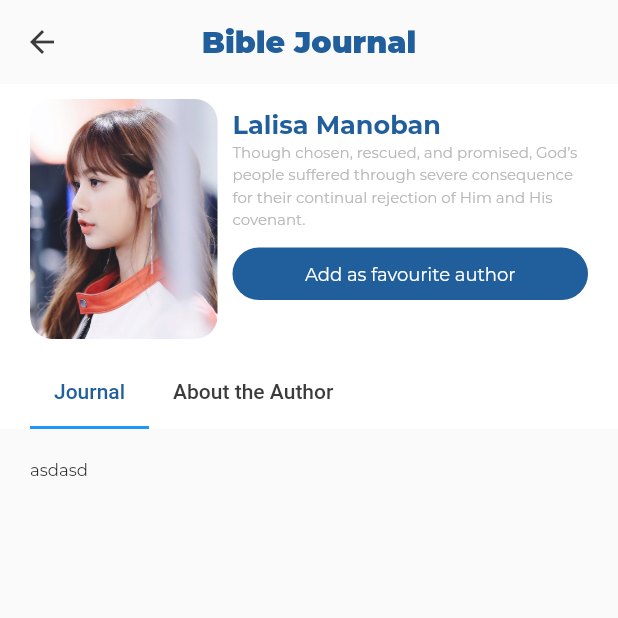
After one commit to rejesthm/bible-journal-flutter, a Flutter app: the DetailedJournalPage screen opened by its route, on a phone screen of 412 x 824 dp, the top half of it. The commit adds this screen. Run offline on Flutter 3.47's test engine with Material 2 defaults, Android fonts, the phone set to English and light mode, and no system bars; our stand-ins replace page_transition; project files that could hold a hidden picture were left out.

Commit message:
Detailed journal (#3)
* FEAT: Add detailed journal

* CHORE: Apply sliver scroll with tab

```diff
--- a/lib/core/utils/routes/routes_list.dart
+++ b/lib/core/utils/routes/routes_list.dart
@@ -1 +1,2 @@
 const String HOME_ROUTE = '/home';
+const String DETAILED_JOURNAL_ROUTE = '/detailed_journal';
--- a/lib/core/utils/routes/routes_navigation_util.dart
+++ b/lib/core/utils/routes/routes_navigation_util.dart
@@ -1,3 +1,4 @@
+import 'package:bible_journal/presentation/screens/detailed_journal/detailed_journal_page.dart';
 import 'package:bible_journal/presentation/screens/errors/not_found_page.dart';
 import 'package:bible_journal/presentation/screens/home/home_page.dart';
 import 'package:flutter/cupertino.dart';
@@ -9,6 +10,9 @@ Route<dynamic> generateRoute(RouteSettings settings) {
   switch (settings.name) {
     case HOME_ROUTE:
       return pushNamed(page: HomePage(), settings: settings);
+      break;
+    case DETAILED_JOURNAL_ROUTE:
+      return pushNamed(page: DetailedJournalPage(), settings: settings);
       break;
     default:
       return _errorRoute(settings);
--- /dev/null
+++ b/lib/presentation/screens/detailed_journal/detailed_journal_page.dart
@@ -0,0 +1,166 @@
+import 'package:bible_journal/core/utils/color_util.dart';
+import 'package:bible_journal/presentation/widgets/buttons/primary_button_widget.dart';
+import 'package:bible_journal/presentation/widgets/custom_regular_app_bar_no_scroll.dart';
+import 'package:bible_journal/presentation/widgets/mobile_status_margin_top.dart';
+import 'package:bible_journal/presentation/widgets/texts/description_text.dart';
+import 'package:bible_journal/presentation/widgets/texts/header_text_widget.dart';
+import 'package:flutter/material.dart';
+
+class DetailedJournalPage extends StatefulWidget {
+  @override
+  _DetailedJournalPageState createState() => _DetailedJournalPageState();
+}
+
+class _DetailedJournalPageState extends State<DetailedJournalPage>
+    with TickerProviderStateMixin {
+  TabController _tabController;
+
+  @override
+  void initState() {
+    _tabController = new TabController(length: 2, vsync: this);
+    super.initState();
+  }
+
+  @override
+  Widget build(BuildContext context) {
+    return MobileStatusMarginTop(
+      child: CustomRegularAppBarNoScroll(
+        backgroundColor: Colors.transparent,
+        hasBackButton: true,
+        title: "Bible Journal",
+        body: DefaultTabController(
+          length: 2,
+          child: NestedScrollView(
+            headerSliverBuilder: (context, value) {
+              return [
+                SliverAppBar(
+                  pinned: true,
+                  backgroundColor: ColorUtil.primaryBackgroundColor,
+                  leading: Container(),
+                  flexibleSpace: FlexibleSpaceBar(
+                    collapseMode: CollapseMode.pin,
+                    background: Container(
+                      margin: EdgeInsets.symmetric(
+                          horizontal: 20.0, vertical: 10.0),
+                      child: Row(
+                        crossAxisAlignment: CrossAxisAlignment.start,
+                        children: [
+                          Container(
+                            height: 160,
+                            width: 125,
+                            decoration: BoxDecoration(
+                              color: ColorUtil.primaryBackgroundColor,
+                              borderRadius: BorderRadius.all(
+                                Radius.circular(15.0),
+                              ),
+                              image: DecorationImage(
+                                image: AssetImage(
+                                    "assets/images/avatars/lalisa.jpeg"),
+                                fit: BoxFit.cover,
+                              ),
+                            ),
+                          ),
+                          SizedBox(
+                            width: 10.0,
+                          ),
+                          Expanded(
+                            child: Container(
+                              margin: EdgeInsets.symmetric(vertical: 10),
+                              child: Column(
+                                crossAxisAlignment: CrossAxisAlignment.start,
+                                children: [
+                                  HeaderTextWidget(
+                                    title: "Lalisa Manoban",
+                                  ),
+                                  DescriptionText(
+                                    text:
+                                        "Though chosen, rescued, and promised, God\’s people suffered through severe consequence for their continual rejection of Him and His covenant.",
+                                    fontSize: 10,
+                                    color: ColorUtil.primarySubTextColor,
+                                    hasLimit: true,
+                                  ),
+                                  SizedBox(
+                                    height: 12.0,
+                                  ),
+                                  PrimaryButton(
+                                    text: "Add as favourite author",
+                                    fontSize: 12,
+                                    height: 35,
+                                  )
+                                ],
+                              ),
+                            ),
+                          )
+                        ],
+                      ),
+                    ),
+                  ),
+                  expandedHeight: 230.0,
+                  bottom: PreferredSize(
+                    preferredSize: Size.fromHeight(10.0),
+                    child: Container(
+                      alignment: Alignment.centerLeft,
+                      margin: EdgeInsets.only(left: 20.0),
+                      child: TabBar(
+                        controller: _tabController,
+                        labelColor: ColorUtil.primaryColor,
+                        unselectedLabelColor: ColorUtil.primaryTextColor,
+                        isScrollable: true,
+                        tabs: [
+                          Tab(
+                            text: "Journal",
+                          ),
+                          Tab(
+                            text: "About the Author",
+                          )
+                        ],
+                      ),
+                    ),
+                  ),
+                ),
+              ];
+            },
+            body: _buildTabBarView(),
+          ),
+        ),
+      ),
+    );
+  }
+
+  Widget _buildTabBarView() {
+    return Column(
+      children: [
+        Expanded(
+          child: TabBarView(
+            children: [
+              _buildJournalTab(),
+              _buildJournalTab(),
+            ],
+            controller: _tabController,
+          ),
+        )
+      ],
+    );
+  }
+
+  Widget _buildJournalTab() {
+    return CustomScrollView(
+      slivers: [
+        SliverPadding(
+          padding: EdgeInsets.symmetric(horizontal: 20.0, vertical: 20.0),
+          sliver: SliverGrid.count(
+            crossAxisCount: 2,
+            crossAxisSpacing: 20.0,
+            mainAxisSpacing: 10,
+            childAspectRatio: 1 / 1.05,
+            children: [
+              Container(
+                child: Text("asdasd"),
+              )
+            ],
+          ),
+        )
+      ],
+    );
+  }
+}
--- /dev/null
+++ b/lib/presentation/widgets/buttons/primary_button_widget.dart
@@ -0,0 +1,44 @@
+import 'package:bible_journal/core/utils/color_util.dart';
+import 'package:flutter/material.dart';
+
+class PrimaryButton extends StatelessWidget {
+  const PrimaryButton({
+    Key key,
+    @required this.text,
+    this.height,
+    this.width,
+    this.fontSize,
+    this.radius,
+    this.onPressed,
+    this.color,
+  }) : super(key: key);
+
+  final String text;
+  final double height;
+  final double width;
+  final double fontSize;
+  final double radius;
+  final VoidCallback onPressed;
+  final Color color;
+
+  @override
+  Widget build(BuildContext context) {
+    return Container(
+      height: this.height ?? 55.0,
+      width: this.width ?? double.infinity,
+      child: FlatButton(
+        onPressed: onPressed ?? () {},
+        shape: RoundedRectangleBorder(
+            borderRadius: BorderRadius.circular(this.radius ?? 25)),
+        color: color ?? ColorUtil.primaryColor,
+        child: Text(
+          text,
+          style: TextStyle(
+              color: Colors.white,
+              fontSize: this.fontSize ?? 14,
+              fontWeight: FontWeight.w500),
+        ),
+      ),
+    );
+  }
+}
--- a/lib/presentation/widgets/card/index_outline_card_widget.dart
+++ b/lib/presentation/widgets/card/index_outline_card_widget.dart
@@ -1,4 +1,5 @@
 import 'package:bible_journal/core/utils/color_util.dart';
+import 'package:bible_journal/core/utils/routes/routes_list.dart';
 import 'package:bible_journal/presentation/widgets/images/circle_image_widget.dart';
 import 'package:bible_journal/presentation/widgets/properties/shadow_widget.dart';
 import 'package:bible_journal/presentation/widgets/texts/description_text.dart';
@@ -16,7 +17,11 @@ class IndexOutlineCardWidget extends StatelessWidget {
   @override
   Widget build(BuildContext context) {
     double width = MediaQuery.of(context).size.width;
-    return Container(
+    return GestureDetector(
+      onTap: () {
+        Navigator.pushNamed(context, DETAILED_JOURNAL_ROUTE);
+      },
+      child: Container(
         padding: EdgeInsets.symmetric(vertical: 5.0),
         child: ShadowWidget(
           child: Container(
@@ -60,6 +65,7 @@ class IndexOutlineCardWidget extends StatelessWidget {
             ),
           ),
         ),
+      ),
     );
   }
 }
--- /dev/null
+++ b/lib/presentation/widgets/custom_regular_app_bar_no_scroll.dart
@@ -0,0 +1,49 @@
+import 'package:bible_journal/core/utils/color_util.dart';
+import 'package:flutter/material.dart';
+
+class CustomRegularAppBarNoScroll extends StatelessWidget {
+  final String title;
+  final Widget body;
+  final Color backgroundColor;
+  final VoidCallback onBackTap;
+  final bool hasBackButton;
+
+  const CustomRegularAppBarNoScroll({
+    Key key,
+    this.title,
+    this.body,
+    this.backgroundColor,
+    this.onBackTap,
+    this.hasBackButton = false,
+  }) : super(key: key);
+  @override
+  Widget build(BuildContext context) {
+    return Scaffold(
+      appBar: AppBar(
+        backgroundColor: backgroundColor ?? ColorUtil.primaryColor,
+        centerTitle: true,
+        elevation: 0.0,
+        leading: hasBackButton
+            ? GestureDetector(
+                onTap: onBackTap ??
+                    () {
+                      Navigator.pop(context);
+                    },
+                child: Icon(
+                  Icons.arrow_back,
+                  color: ColorUtil.primaryTextColor,
+                ),
+              )
+            : Container(),
+        title: Text(
+          title ?? "",
+          style: TextStyle(
+            color: ColorUtil.primaryColor,
+            fontWeight: FontWeight.w800,
+          ),
+        ),
+      ),
+      body: body,
+    );
+  }
+}
--- a/lib/presentation/widgets/texts/description_text.dart
+++ b/lib/presentation/widgets/texts/description_text.dart
@@ -7,13 +7,15 @@ class DescriptionText extends StatelessWidget {
   final double fontSize;
   final TextAlign textAlign;
   final Color color;
+  final bool hasLimit;
 
   DescriptionText(
       {@required this.text,
       this.fontWeight,
       this.fontSize = 13,
       this.textAlign,
-      this.color});
+      this.color,
+      this.hasLimit = false});
 
   @override
   Widget build(BuildContext context) {
@@ -26,6 +28,8 @@ class DescriptionText extends StatelessWidget {
         fontWeight: fontWeight ?? FontWeight.w500,
       ),
       textAlign: textAlign ?? TextAlign.left,
+      maxLines: hasLimit ? 5 : 100,
+      overflow: TextOverflow.fade,
     );
   }
 }
```
Lines whose indentation alone changed are shown as unchanged.
